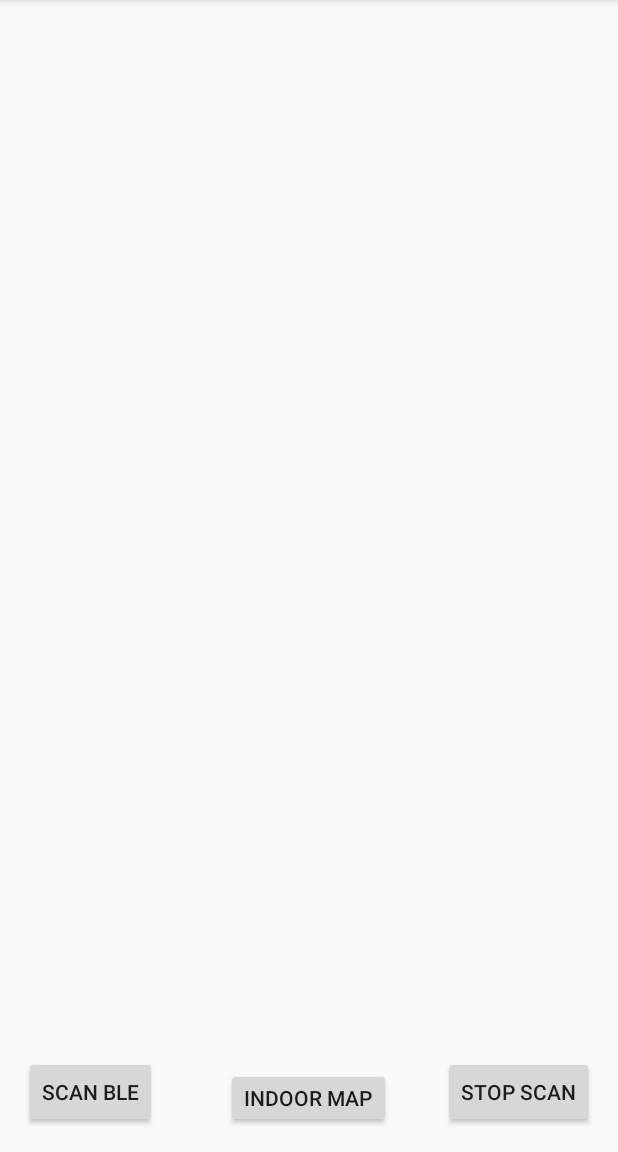
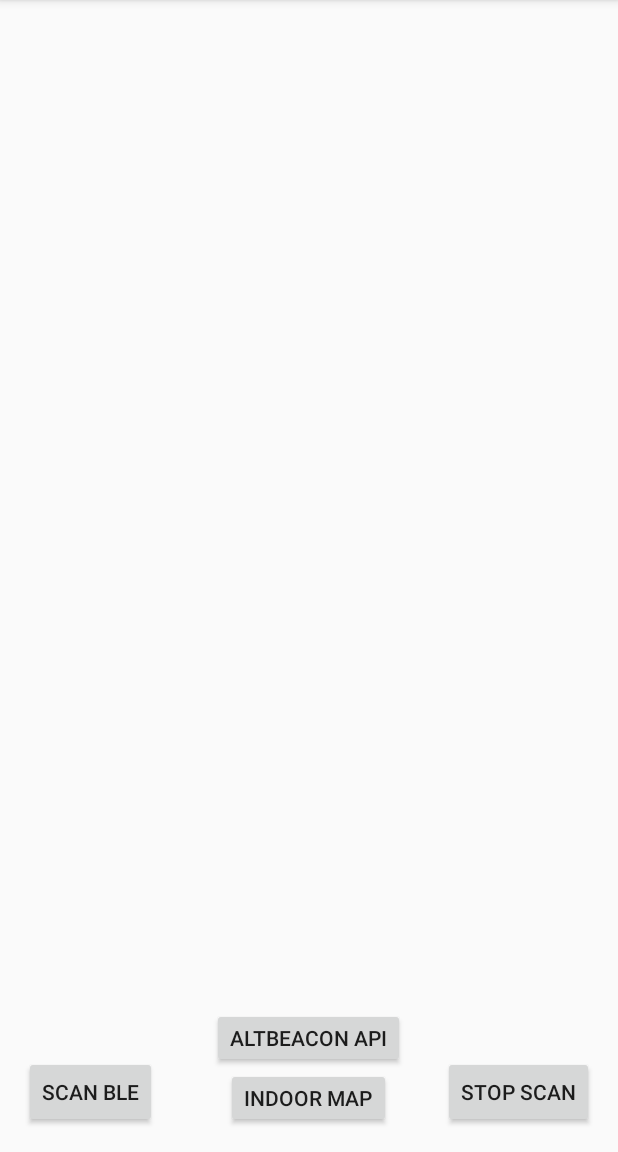
Before and after one commit to eddiman/EggAndBeacon, an Android app: the screen it shows after launch (MainActivity), on a phone screen of 412 x 824 dp, the part 84-1236 px from its top. Run offline under Robolectric (Android 15) with nearby library versions, the phone set to English and light mode, and no system bars; our stand-ins replace ButterKnife.

Commit message:
added activty that uses Android Beacon Library

```diff
--- a/app/build.gradle
+++ b/app/build.gradle
@@ -34,5 +34,7 @@ dependencies {
     //Custom libs
     compile 'com.jakewharton:butterknife:8.5.1'
     annotationProcessor 'com.jakewharton:butterknife-compiler:8.5.1'
+    compile 'org.altbeacon:android-beacon-library:2.10'
+
 
 }
--- a/app/src/main/AndroidManifest.xml
+++ b/app/src/main/AndroidManifest.xml
@@ -21,7 +21,8 @@
                 <category android:name="android.intent.category.LAUNCHER" />
             </intent-filter>
         </activity>
-        <activity android:name=".IndoorActivity"></activity>
+        <activity android:name=".IndoorActivity" />
+        <activity android:name=".IBeaconActivity"></activity>
     </application>
 
 </manifest>
--- a/app/src/main/java/com/pires/eggandbeacon/MainActivity.java
+++ b/app/src/main/java/com/pires/eggandbeacon/MainActivity.java
@@ -42,6 +42,7 @@ public class MainActivity extends AppCompatActivity {
     @BindView(R.id.start_le_scan) Button btnStartLeScan;
     @BindView(R.id.stop_le_scan) Button btnStopLeScan;
     @BindView(R.id.go_to_indoor) Button btnGoToIndoor;
+    @BindView(R.id.go_to_altbeacon) Button btnGoToAltBeacon;
 
 
     @Override
@@ -75,6 +76,11 @@ public class MainActivity extends AppCompatActivity {
     public void goToIndoor(Button button){
         Intent i = new Intent(this, IndoorActivity.class);
         startActivity(i);
+    }
+    @OnClick(R.id.go_to_altbeacon)
+    public void goToAltBeacon(Button button){
+        Intent i2 = new Intent(this, IBeaconActivity.class);
+        startActivity(i2);
     }
 
     private void initGUI() {
--- a/app/src/main/res/layout/activity_main.xml
+++ b/app/src/main/res/layout/activity_main.xml
@@ -43,6 +43,14 @@
         android:layout_centerHorizontal="true" />
 
     <Button
+        android:id="@+id/go_to_altbeacon"
+        android:layout_width="wrap_content"
+        android:layout_height="40dp"
+        android:text="AltBeacon API"
+        android:layout_above="@id/go_to_indoor"
+        android:layout_centerHorizontal="true" />
+
+    <Button
         android:id="@+id/stop_le_scan"
         android:layout_width="wrap_content"
         android:layout_height="wrap_content"
```
Also changed, not shown: app/src/main/java/com/pires/eggandbeacon/IBeaconActivity.java (added, +71 -0 lines).
